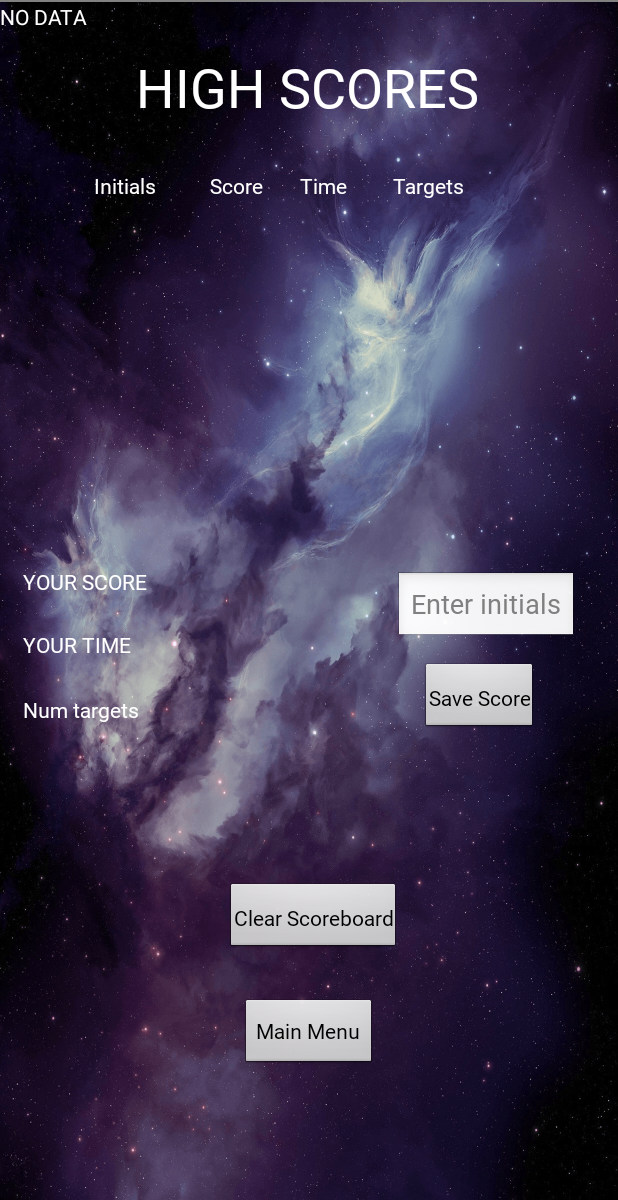
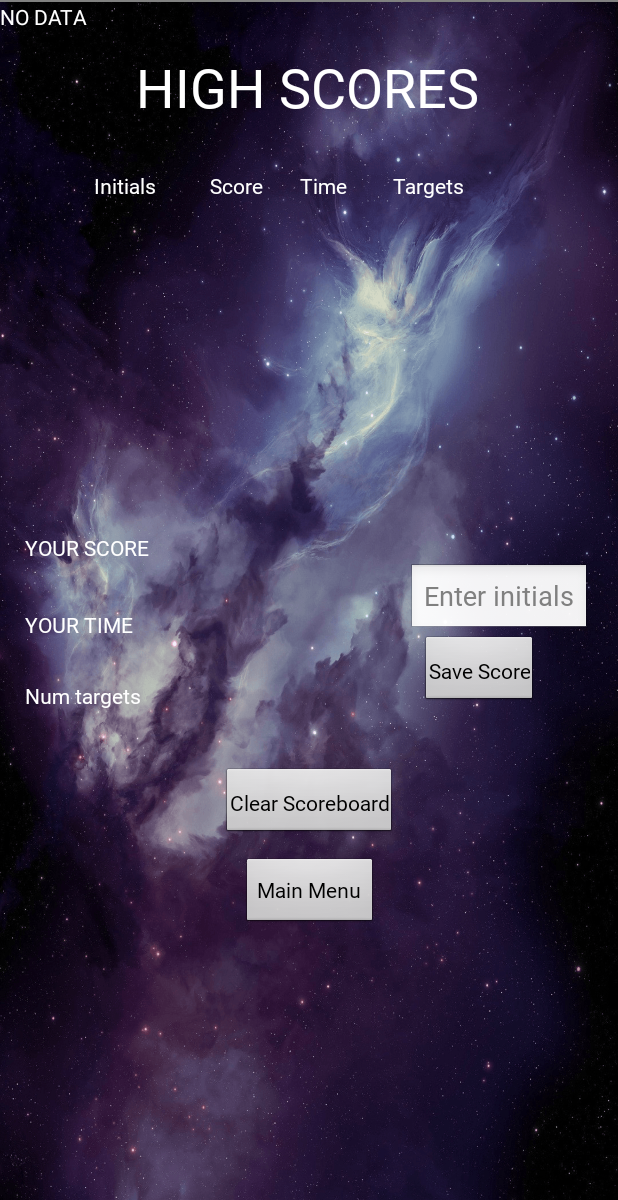
Before and after one commit to JacobCGibson/StarPower, an Android app: the layout activity_scoreboard.xml on its own in the app's theme, with its tools: preview values and no code run, on a phone screen of 412 x 824 dp, the part 36-1236 px from its top. Run offline under Robolectric (Android 15) with nearby library versions, the phone set to English and light mode, and no system bars.

Commit message:
Update activity_scoreboard.xml

```diff
--- a/samples/hello_ar_java/app/src/main/res/layout/activity_scoreboard.xml
+++ b/samples/hello_ar_java/app/src/main/res/layout/activity_scoreboard.xml
@@ -26,11 +26,10 @@
         android:id="@+id/list"
         android:layout_width="328dp"
         android:layout_height="202dp"
-        android:layout_marginTop="136dp"
         app:layout_constraintEnd_toEndOf="parent"
-        app:layout_constraintHorizontal_bias="0.5"
+        app:layout_constraintHorizontal_bias="0.493"
         app:layout_constraintStart_toStartOf="parent"
-        app:layout_constraintTop_toTopOf="parent" />
+        app:layout_constraintTop_toBottomOf="@id/textView4" />
 
     <TextView
         android:id="@android:id/empty"
@@ -96,130 +95,125 @@
         android:id="@+id/initials"
         android:layout_width="wrap_content"
         android:layout_height="wrap_content"
+        android:layout_marginTop="40dp"
         android:fontFamily="@font/space_font_ttf"
         android:hint="Enter initials"
         android:inputType="text"
         android:maxLength="3"
-        app:layout_constraintBottom_toTopOf="@+id/save"
         app:layout_constraintEnd_toEndOf="parent"
-        app:layout_constraintHorizontal_bias="0.907"
+        app:layout_constraintHorizontal_bias="0.935"
         app:layout_constraintStart_toStartOf="parent"
-        app:layout_constraintTop_toTopOf="parent"
-        app:layout_constraintVertical_bias="0.968" />
+        app:layout_constraintTop_toBottomOf="@id/list" />
 
     <Button
         android:id="@+id/clear"
         android:layout_width="wrap_content"
         android:layout_height="wrap_content"
+        android:layout_marginTop="40dp"
         android:fontFamily="@font/space_font_ttf"
         android:padding="5dp"
         android:text="Clear Scoreboard"
-        app:layout_constraintBottom_toTopOf="@+id/mainMenuButton"
         app:layout_constraintEnd_toEndOf="parent"
-        app:layout_constraintHorizontal_bias="0.508"
         app:layout_constraintStart_toStartOf="parent"
-        app:layout_constraintTop_toBottomOf="@+id/time"
-        app:layout_constraintVertical_bias="0.831" />
+        app:layout_constraintTop_toBottomOf="@+id/targets" />
 
     <Button
         android:id="@+id/save"
         android:layout_width="wrap_content"
         android:layout_height="wrap_content"
-        android:layout_marginTop="440dp"
         android:fontFamily="@font/space_font_ttf"
         android:padding="5dp"
         android:text="Save Score"
         app:layout_constraintEnd_toEndOf="parent"
         app:layout_constraintHorizontal_bias="0.839"
         app:layout_constraintStart_toStartOf="parent"
-        app:layout_constraintTop_toTopOf="parent" />
+        app:layout_constraintTop_toBottomOf="@id/initials" />
 
     <TextView
         android:id="@+id/score"
         android:layout_width="85dp"
         android:layout_height="25dp"
+        android:layout_marginTop="12dp"
         android:textAlignment="center"
         android:textColor="@android:color/white"
-        app:layout_constraintBottom_toTopOf="@+id/mainMenuButton"
         app:layout_constraintEnd_toEndOf="parent"
-        app:layout_constraintHorizontal_bias="0.403"
+        app:layout_constraintHorizontal_bias="0.4"
         app:layout_constraintStart_toStartOf="@+id/targetsText"
-        app:layout_constraintTop_toTopOf="parent"
-        app:layout_constraintVertical_bias="0.59" />
+        app:layout_constraintTop_toBottomOf="@id/list" />
 
     <Button
         android:id="@+id/mainMenuButton"
         android:layout_width="wrap_content"
         android:layout_height="wrap_content"
-        android:layout_marginTop="664dp"
+        android:layout_marginTop="12dp"
         android:fontFamily="@font/space_font_ttf"
         android:text="Main Menu"
         app:layout_constraintEnd_toEndOf="parent"
-        app:layout_constraintHorizontal_bias="0.498"
+        app:layout_constraintHorizontal_bias="0.501"
         app:layout_constraintStart_toStartOf="parent"
-        app:layout_constraintTop_toTopOf="parent" />
+        app:layout_constraintTop_toBottomOf="@id/clear" />
 
     <TextView
         android:id="@+id/timeText"
         android:layout_width="wrap_content"
         android:layout_height="wrap_content"
+        android:layout_marginTop="32dp"
         android:width="110dp"
         android:fontFamily="@font/space_font_ttf"
         android:text="YOUR TIME"
         android:textColor="@android:color/white"
         app:layout_constraintEnd_toStartOf="@+id/time"
-        app:layout_constraintHorizontal_bias="0.5"
+        app:layout_constraintHorizontal_bias="0.533"
         app:layout_constraintStart_toStartOf="parent"
-        app:layout_constraintTop_toTopOf="@+id/time" />
+        app:layout_constraintTop_toBottomOf="@+id/scoreText" />
 
     <TextView
         android:id="@+id/targetsText"
         android:layout_width="wrap_content"
         android:layout_height="wrap_content"
+        android:layout_marginTop="28dp"
         android:width="110dp"
         android:fontFamily="@font/space_font_ttf"
         android:text="Num targets"
         android:textColor="@android:color/white"
         app:layout_constraintEnd_toStartOf="@+id/targets"
-        app:layout_constraintHorizontal_bias="0.5"
+        app:layout_constraintHorizontal_bias="0.533"
         app:layout_constraintStart_toStartOf="parent"
-        app:layout_constraintTop_toTopOf="@+id/targets" />
+        app:layout_constraintTop_toBottomOf="@+id/timeText" />
 
     <TextView
         android:id="@+id/time"
         android:layout_width="85dp"
         android:layout_height="25dp"
-        android:layout_marginTop="16dp"
+        android:layout_marginTop="28dp"
         android:textColor="@android:color/white"
-        app:layout_constraintBottom_toTopOf="@+id/targets"
         app:layout_constraintEnd_toEndOf="parent"
         app:layout_constraintHorizontal_bias="0.401"
         app:layout_constraintStart_toStartOf="@+id/scoreText"
-        app:layout_constraintTop_toBottomOf="@+id/score"
-        app:layout_constraintVertical_bias="0.052" />
+        app:layout_constraintTop_toBottomOf="@+id/score" />
 
     <TextView
         android:id="@+id/targets"
         android:layout_width="85dp"
         android:layout_height="25dp"
+        android:layout_marginTop="20dp"
         android:textColor="@android:color/white"
-        app:layout_constraintBottom_toTopOf="@+id/mainMenuButton"
         app:layout_constraintEnd_toEndOf="parent"
-        app:layout_constraintHorizontal_bias="0.429"
+        app:layout_constraintHorizontal_bias="0.432"
         app:layout_constraintStart_toStartOf="parent"
-        app:layout_constraintTop_toBottomOf="@+id/score"
-        app:layout_constraintVertical_bias="0.254" />
+        app:layout_constraintTop_toBottomOf="@+id/time" />
 
     <TextView
         android:id="@+id/scoreText"
         android:layout_width="wrap_content"
         android:layout_height="wrap_content"
+        android:layout_marginTop="8dp"
         android:width="110dp"
         android:fontFamily="@font/space_font_ttf"
         android:text="YOUR SCORE"
         android:textColor="@android:color/white"
         app:layout_constraintEnd_toStartOf="@+id/score"
-        app:layout_constraintHorizontal_bias="0.5"
+        app:layout_constraintHorizontal_bias="0.533"
         app:layout_constraintStart_toStartOf="parent"
         app:layout_constraintTop_toTopOf="@+id/score" />
 
```
